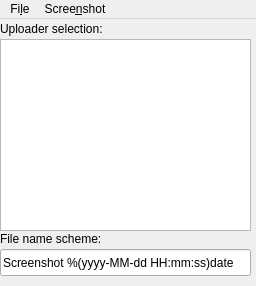
The window that mainwindow.ui (ArsenArsen/KShare) describes before a commit, drawn with Qt 5.
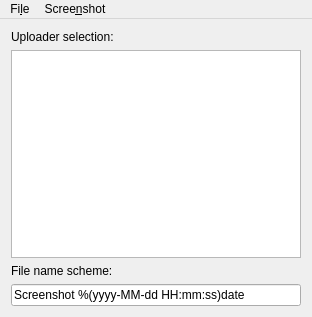
The same window after the commit. Icons and pictures are not drawn.

Commit message: Less horrific UI layout

Diff of the .ui file:
```diff
--- a/mainwindow.ui
+++ b/mainwindow.ui
@@ -6,8 +6,8 @@
    <rect>
     <x>0</x>
     <y>0</y>
-    <width>256</width>
-    <height>286</height>
+    <width>312</width>
+    <height>317</height>
    </rect>
   </property>
   <property name="windowTitle">
@@ -19,43 +19,31 @@
   </property>
   <widget class="QWidget" name="centralWidget">
    <property name="sizePolicy">
-    <sizepolicy hsizetype="Fixed" vsizetype="Fixed">
+    <sizepolicy hsizetype="Preferred" vsizetype="Preferred">
      <horstretch>0</horstretch>
      <verstretch>0</verstretch>
     </sizepolicy>
    </property>
+   <layout class="QVBoxLayout" name="verticalLayout_2">
+    <item>
    <widget class="QLabel" name="label">
-    <property name="geometry">
-     <rect>
-      <x>0</x>
-      <y>0</y>
-      <width>181</width>
-      <height>19</height>
-     </rect>
-    </property>
     <property name="text">
      <string>Uploader selection:</string>
     </property>
    </widget>
-   <widget class="QListWidget" name="uploaderList">
-    <property name="geometry">
-     <rect>
-      <x>0</x>
-      <y>20</y>
-      <width>251</width>
-      <height>192</height>
-     </rect>
-    </property>
-   </widget>
+    </item>
+    <item>
+     <widget class="QListWidget" name="uploaderList"/>
+    </item>
+    <item>
+     <widget class="QLabel" name="label_2">
+      <property name="text">
+       <string>File name scheme:</string>
+      </property>
+     </widget>
+    </item>
+    <item>
    <widget class="QLineEdit" name="nameScheme">
-    <property name="geometry">
-     <rect>
-      <x>0</x>
-      <y>230</y>
-      <width>251</width>
-      <height>27</height>
-     </rect>
-    </property>
     <property name="toolTip">
      <string>http://doc.qt.io/qt-5/qdatetime.html#toString</string>
     </property>
@@ -63,26 +51,15 @@
      <string>Screenshot %(yyyy-MM-dd HH:mm:ss)date</string>
     </property>
    </widget>
-   <widget class="QLabel" name="label_2">
-    <property name="geometry">
-     <rect>
-      <x>0</x>
-      <y>210</y>
-      <width>141</width>
-      <height>19</height>
-     </rect>
-    </property>
-    <property name="text">
-     <string>File name scheme:</string>
-    </property>
-   </widget>
+    </item>
+   </layout>
   </widget>
   <widget class="QMenuBar" name="menuBar">
    <property name="geometry">
     <rect>
      <x>0</x>
      <y>0</y>
-     <width>256</width>
+     <width>312</width>
      <height>24</height>
     </rect>
    </property>
```
Lines whose indentation alone changed are shown as unchanged.
